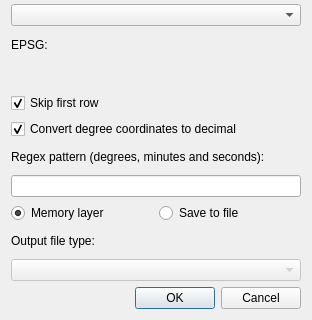
Before: the Qt Designer form spreadsheet_module.ui in schulzsebastian/qgisplugin_spreadsheet, drawn with Qt 5; both pictures show x 0 to 312 and y 153 to 473 of the 312 by 473 pixel window.
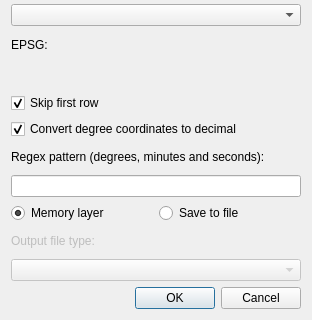
After: the same form once the commit is applied. Custom widgets are drawn as their Qt base class.

Commit message: regex enabled & refact

Diff of the .ui file:
```diff
--- a/spreadsheet_module.ui
+++ b/spreadsheet_module.ui
@@ -124,7 +124,10 @@
     </layout>
    </item>
    <item>
-    <widget class="QLabel" name="label_5">
+    <widget class="QLabel" name="outputLabel">
+     <property name="enabled">
+      <bool>false</bool>
+     </property>
      <property name="text">
       <string>Output file type:</string>
      </property>
```
Left out of the diff: 2 changed lines with no effect on the pictures. The commit also changes 1 other file.
